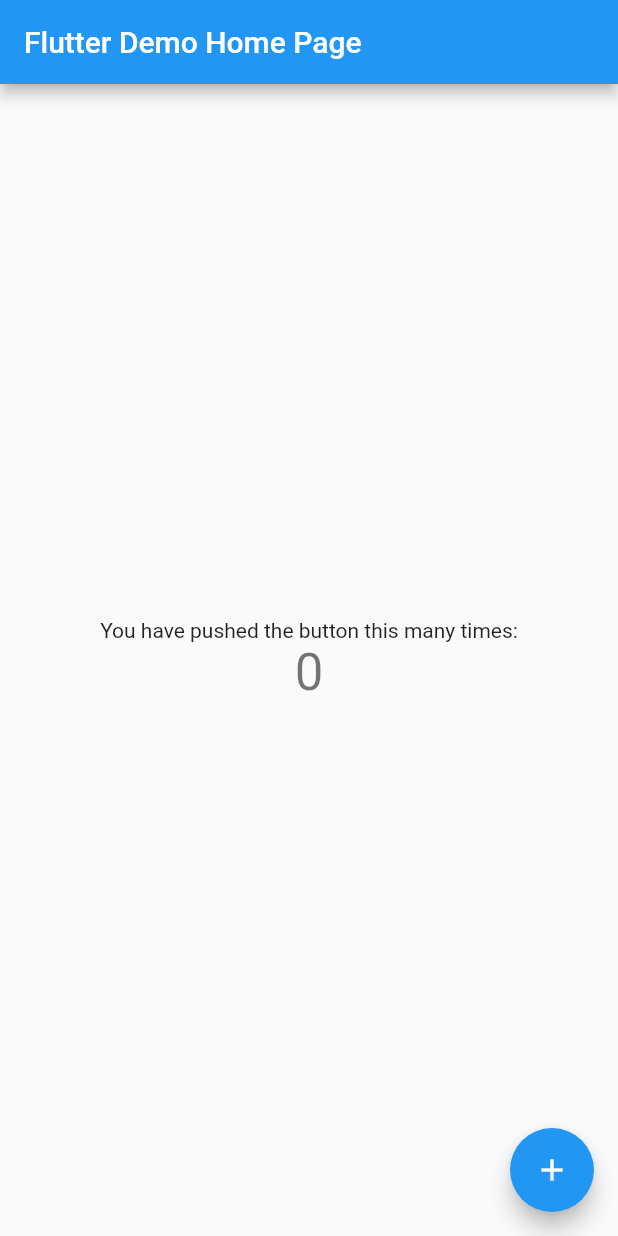
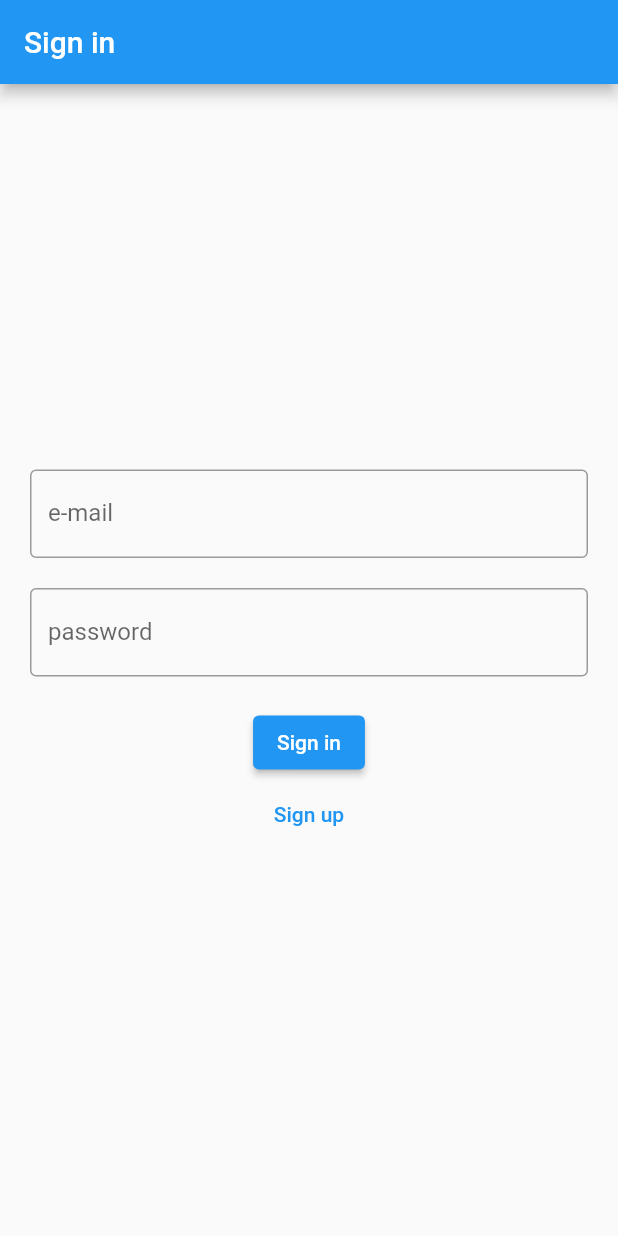
Before and after one commit to JulitaSlusarczyk/todo_flutter_app, a Flutter app: the screen it shows after launch, on a phone screen of 412 x 824 dp. Run offline on Flutter 3.47's test engine with Material 2 defaults, Android fonts, the phone set to English and light mode, and no system bars; our stand-ins replace firebase_auth, firebase_core; accounts and stored records are empty; generated files the repository leaves out were written again.

Commit message:
Sign in and sign out

```diff
--- a/lib/main.dart
+++ b/lib/main.dart
@@ -1,115 +1,116 @@
+import 'package:firebase_auth/firebase_auth.dart';
+import 'package:firebase_core/firebase_core.dart';
 import 'package:flutter/material.dart';
+import 'package:todo_app/TodosPage.dart';
+import 'package:todo_app/firebase_options.dart';
+import 'SignUpPage.dart';
 
-void main() {
+
+void main() async {
+  WidgetsFlutterBinding.ensureInitialized();
+  await Firebase.initializeApp(
+    options: DefaultFirebaseOptions.currentPlatform,
+  );
   runApp(const MyApp());
 }
 
 class MyApp extends StatelessWidget {
   const MyApp({Key? key}) : super(key: key);
 
-  // This widget is the root of your application.
   @override
   Widget build(BuildContext context) {
     return MaterialApp(
-      title: 'Flutter Demo',
+      title: 'Todo Flutter App',
       theme: ThemeData(
-        // This is the theme of your application.
-        //
-        // Try running your application with "flutter run". You'll see the
-        // application has a blue toolbar. Then, without quitting the app, try
-        // changing the primarySwatch below to Colors.green and then invoke
-        // "hot reload" (press "r" in the console where you ran "flutter run",
-        // or simply save your changes to "hot reload" in a Flutter IDE).
-        // Notice that the counter didn't reset back to zero; the application
-        // is not restarted.
         primarySwatch: Colors.blue,
       ),
-      home: const MyHomePage(title: 'Flutter Demo Home Page'),
+      home: const MainPage(),
     );
   }
 }
 
-class MyHomePage extends StatefulWidget {
-  const MyHomePage({Key? key, required this.title}) : super(key: key);
+class MainPage extends StatefulWidget {
+  const MainPage({Key? key}) : super(key: key);
+  @override
+  State<MainPage> createState() => _MainPageState();
+}
 
-  // This widget is the home page of your application. It is stateful, meaning
-  // that it has a State object (defined below) that contains fields that affect
-  // how it looks.
-
-  // This class is the configuration for the state. It holds the values (in this
-  // case the title) provided by the parent (in this case the App widget) and
-  // used by the build method of the State. Fields in a Widget subclass are
-  // always marked "final".
-
-  final String title;
+class _MainPageState extends State<MainPage> {
+  final emailTextController = TextEditingController();
+  final passwordTextController = TextEditingController();
 
   @override
-  State<MyHomePage> createState() => _MyHomePageState();
+  void dispose() {
+    emailTextController.dispose();
+    passwordTextController.dispose();
+    super.dispose();
   }
 
-class _MyHomePageState extends State<MyHomePage> {
-  int _counter = 0;
-
-  void _incrementCounter() {
-    setState(() {
-      // This call to setState tells the Flutter framework that something has
-      // changed in this State, which causes it to rerun the build method below
-      // so that the display can reflect the updated values. If we changed
-      // _counter without calling setState(), then the build method would not be
-      // called again, and so nothing would appear to happen.
-      _counter++;
-    });
+  Future signIn() async {
+        await FirebaseAuth.instance.signInWithEmailAndPassword(
+        email: emailTextController.text.trim(),
+        password: passwordTextController.text.trim()
+    );
   }
 
   @override
   Widget build(BuildContext context) {
-    // This method is rerun every time setState is called, for instance as done
-    // by the _incrementCounter method above.
-    //
-    // The Flutter framework has been optimized to make rerunning build methods
-    // fast, so that you can just rebuild anything that needs updating rather
-    // than having to individually change instances of widgets.
+    return StreamBuilder<User?>(
+        stream: FirebaseAuth.instance.authStateChanges(),
+        builder: (context, snapshot) {
+          if(snapshot.hasData) {
+            return const TodosPage();
+          } else {
             return Scaffold(
                 appBar: AppBar(
-        // Here we take the value from the MyHomePage object that was created by
-        // the App.build method, and use it to set our appbar title.
-        title: Text(widget.title),
+                  title: const Text("Sign in"),
                 ),
-      body: Center(
-        // Center is a layout widget. It takes a single child and positions it
-        // in the middle of the parent.
-        child: Column(
-          // Column is also a layout widget. It takes a list of children and
-          // arranges them vertically. By default, it sizes itself to fit its
-          // children horizontally, and tries to be as tall as its parent.
-          //
-          // Invoke "debug painting" (press "p" in the console, choose the
-          // "Toggle Debug Paint" action from the Flutter Inspector in Android
-          // Studio, or the "Toggle Debug Paint" command in Visual Studio Code)
-          // to see the wireframe for each widget.
-          //
-          // Column has various properties to control how it sizes itself and
-          // how it positions its children. Here we use mainAxisAlignment to
-          // center the children vertically; the main axis here is the vertical
-          // axis because Columns are vertical (the cross axis would be
-          // horizontal).
+                body: Column(
                   mainAxisAlignment: MainAxisAlignment.center,
-          children: <Widget>[
-            const Text(
-              'You have pushed the button this many times:',
-            ),
-            Text(
-              '$_counter',
-              style: Theme.of(context).textTheme.headline4,
-            ),
-          ],
+                  children: [
+                    Padding(
+                      padding: const EdgeInsets.only(left: 20.0, right: 20.0, bottom: 20.0),
+                      child: Center(
+                        child: TextField(
+                          controller: emailTextController,
+                          decoration: const InputDecoration(
+                            border: OutlineInputBorder(),
+                            labelText: 'e-mail',
                           ),
                         ),
-      floatingActionButton: FloatingActionButton(
-        onPressed: _incrementCounter,
-        tooltip: 'Increment',
-        child: const Icon(Icons.add),
-      ), // This trailing comma makes auto-formatting nicer for build methods.
+                      ),
+                    ),
+                    Padding(
+                      padding: const EdgeInsets.only(left: 20.0, right: 20.0, bottom: 20.0),
+                      child: Center(
+                        child: TextField(
+                          controller: passwordTextController,
+                          obscureText: true,
+                          decoration: const InputDecoration(
+                            border: OutlineInputBorder(),
+                            labelText: 'password',
+                          ),
+                        ),
+                      ),
+                    ),
+                    ElevatedButton(
+                      onPressed: signIn,
+                      child: const Text("Sign in"),
+                    ),
+                    TextButton(
+                        onPressed: () {
+                          Navigator.push(
+                            context,
+                            MaterialPageRoute(builder: (context) => const SignUpPage()),
+                          );
+                        },
+                        child: const Text('Sign up')
+                    )
+                  ],
+                )
             );
           }
         }
+    );
+  }
+}
--- a/pubspec.yaml
+++ b/pubspec.yaml
@@ -34,6 +34,8 @@ dependencies:
   # The following adds the Cupertino Icons font to your application.
   # Use with the CupertinoIcons class for iOS style icons.
   cupertino_icons: ^1.0.2
+  firebase_core: ^2.3.0
+  firebase_auth: ^4.1.3
 
 dev_dependencies:
   flutter_test:
```
Also changed, not shown: lib/TodosPage.dart (added, +37 -0 lines), pubspec.lock. Lines whose indentation alone changed are shown as unchanged.
